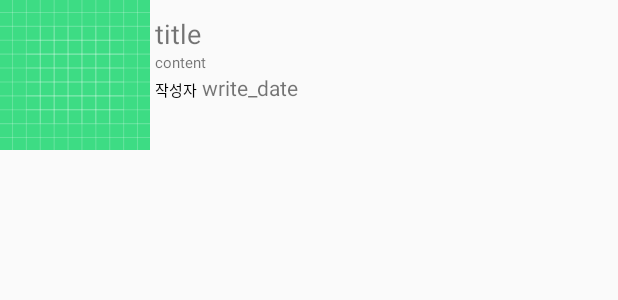
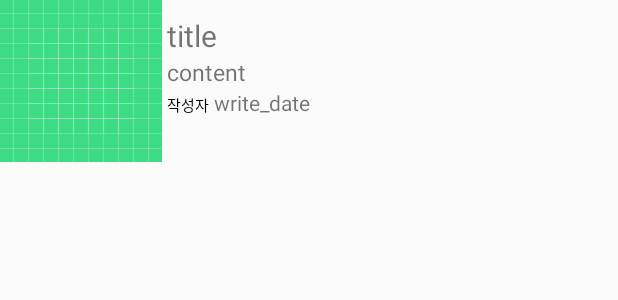
Before and after one commit to SeokSeokNa/Android, an Android app: the layout board_holder.xml on its own in the app's theme, with its tools: preview values and no code run, on a phone screen of 412 x 824 dp. Shown: the top 300 px of the screen. Run offline under Robolectric (Android 15) with nearby library versions, the phone set to English and light mode, and no system bars; network calls fail.

Commit message:
게시판리스트 페이지 , 갤러리 페이지 수정

```diff
--- a/app/src/main/java/com/acaroom/apicallpjt/Config.kt
+++ b/app/src/main/java/com/acaroom/apicallpjt/Config.kt
@@ -15,7 +15,7 @@ import retrofit2.converter.gson.GsonConverterFactory
 object Config{
     //http://seokseokna.iptime.org:8080
     //http:172.30.1.7:8080
-    const val  url: String = "http:172.30.1.7:8080/"
+    const val  url: String = "http://seokseokna.iptime.org:8080/"
     const val image: String = url+"/images/"
 
     var api = Retrofit.Builder().baseUrl(url).addConverterFactory(GsonConverterFactory.create()).build().create(
@@ -62,6 +62,7 @@ object Config{
                     App.prefs.token = newToken
                     App.prefs.expireDate = expireDate
                 } else { //리프레시 토큰 마저 만료되었을 경우
+                    App.prefs.removeInfo()
                     val jsonObj = JSONObject(res.errorBody()!!.charStream().readText())
                     Log.i("에러!","${jsonObj.getString("message")}");
                     newRequest.addHeader("refreshToken",App.prefs.refreshToken.toString()) //에러처리를 fragment나 액티비티에 retrofit에서 해야되서 헤더 추가 후 서버에서
--- a/app/src/main/java/com/acaroom/apicallpjt/fragment/board/BoardFragment.kt
+++ b/app/src/main/java/com/acaroom/apicallpjt/fragment/board/BoardFragment.kt
@@ -111,7 +111,7 @@ class BoardFragment : Fragment() {
                     } else {//익셉션으로 인한 500 에러일 경우
                         val jsonObj = JSONObject(response.errorBody()!!.charStream().readText())
                         dialog.setMessage(" ${jsonObj.getString("message")}").create().show()
-                        App.prefs.removeInfo()
+                        //App.prefs.removeInfo()
                     }
 
 
--- a/app/src/main/java/com/acaroom/apicallpjt/fragment/board/WriteFormFragment.kt
+++ b/app/src/main/java/com/acaroom/apicallpjt/fragment/board/WriteFormFragment.kt
@@ -215,7 +215,8 @@ class WriteFormFragment : Fragment() {
 
     //이미지피커 갤러리 열기(내가 만든거임)
     private fun openImagePicker() {
-        var intent = Intent(context,GalleryActivity::class.java)
+        var intent = Intent(activity,GalleryActivity::class.java)
+        intent.putExtra("size",boardPhotoList)
         startActivityForResult(intent,REQUEST_GALLERY_TAKE)
     }
 
--- a/app/src/main/java/com/acaroom/apicallpjt/recycler_view/BoardFormPhotoHolder.kt
+++ b/app/src/main/java/com/acaroom/apicallpjt/recycler_view/BoardFormPhotoHolder.kt
@@ -15,6 +15,8 @@ class BoardFormPhotoHolder(v:View)  : RecyclerView.ViewHolder(v) {
     fun bind(uri: Uri) {
         Picasso.get().load(uri)
             .resize(500,500)
+            //.fit()
+            .centerCrop()
             .into(view.upload_photo)
         //view.upload_photo.setImageURI(uri)
     }
--- a/app/src/main/res/layout/board_holder.xml
+++ b/app/src/main/res/layout/board_holder.xml
@@ -3,19 +3,22 @@
     xmlns:app="http://schemas.android.com/apk/res-auto"
     xmlns:tools="http://schemas.android.com/tools"
     android:layout_width="match_parent"
-    android:layout_height="100dp">
+    android:layout_height="wrap_content"
+    android:orientation="horizontal">
 
     <ImageView
         android:id="@+id/imageView"
-        android:layout_width="100dp"
-        android:layout_height="100dp"
+        android:layout_width="wrap_content"
+        android:layout_height="wrap_content"
 
         android:src="@drawable/ic_launcher_background" />
 
     <LinearLayout
         android:layout_width="wrap_content"
         android:layout_height="wrap_content"
-        android:orientation="vertical">
+        android:orientation="vertical"
+        android:layout_weight="1"
+        >
 
         <TextView
             android:id="@+id/mTitle"
@@ -24,28 +27,33 @@
             android:layout_marginTop="10dp"
             android:layout_marginLeft="3dp"
             android:text="title"
-            android:textSize="18dp"/>
+            android:textSize="20dp"/>
 
 
         <LinearLayout
             android:layout_width="wrap_content"
             android:layout_height="wrap_content"
-            android:orientation="horizontal">
+            android:orientation="horizontal"
+            android:layout_weight="1"
+            >
 
             <TextView
                 android:id="@+id/mContents"
-                android:layout_width="100dp"
+                android:layout_width="wrap_content"
                 android:layout_height="wrap_content"
                 android:layout_marginLeft="3dp"
                 android:text="content"
-                android:textSize="10dp"/>
+                android:textSize="15dp"
+
+                />
 
         </LinearLayout>
 
         <LinearLayout
-            android:layout_width="wrap_content"
-            android:layout_height="wrap_content"
-            android:orientation="horizontal">
+            android:layout_width="match_parent"
+            android:layout_height="match_parent"
+            android:orientation="horizontal"
+            android:layout_weight="1">
 
             <TextView
                 android:id="@+id/userName"
```
Also changed, not shown: app/src/main/java/com/acaroom/apicallpjt/activity/GalleryActivity.kt (+9 -15 lines), app/src/main/java/com/acaroom/apicallpjt/recycler_view/GalleryAdapter.kt (+11 -7 lines).
